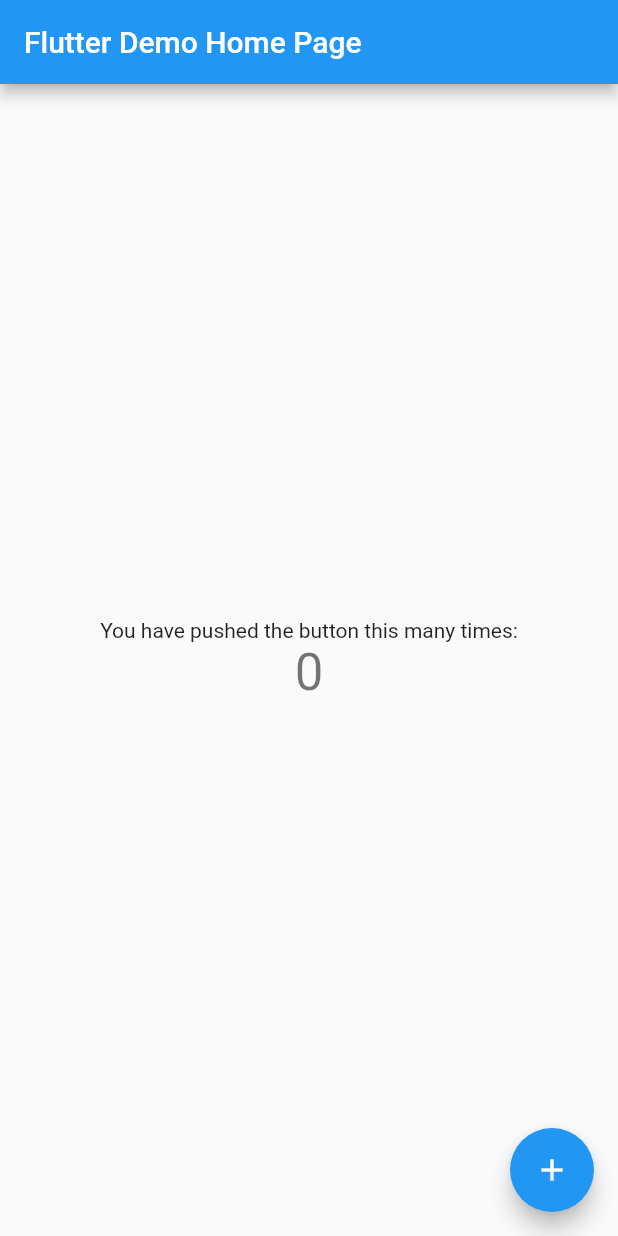
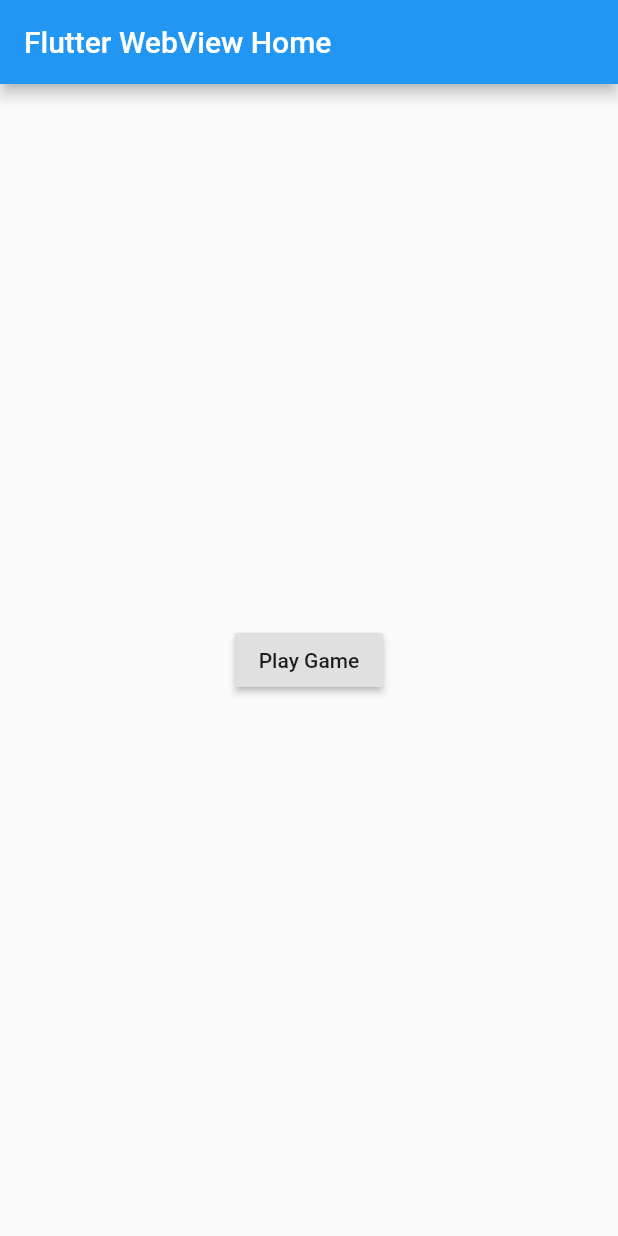
Before and after one commit to luanpotter/webview-poc, a Flutter app: the screen it shows after launch, on a phone screen of 412 x 824 dp. Run offline on Flutter 3.47's test engine with Material 2 defaults, Android fonts, the phone set to English and light mode, and no system bars; missing offline and left inert: flutter_webview_plugin.

Commit message:
simple webview

```diff
--- a/lib/main.dart
+++ b/lib/main.dart
@@ -1,40 +1,31 @@
 import 'package:flutter/material.dart';
+import 'package:flutter_webview_plugin/flutter_webview_plugin.dart';
 
 void main() => runApp(new MyApp());
 
 class MyApp extends StatelessWidget {
-  // This widget is the root of your application.
   @override
   Widget build(BuildContext context) {
     return new MaterialApp(
-      title: 'Flutter Demo',
+      title: 'Flutter WebView',
       theme: new ThemeData(
-        // This is the theme of your application.
-        //
-        // Try running your application with "flutter run". You'll see the
-        // application has a blue toolbar. Then, without quitting the app, try
-        // changing the primarySwatch below to Colors.green and then invoke
-        // "hot reload" (press "r" in the console where you ran "flutter run",
-        // or press Run > Flutter Hot Reload in IntelliJ). Notice that the
-        // counter didn't reset back to zero; the application is not restarted.
         primarySwatch: Colors.blue,
       ),
-      home: new MyHomePage(title: 'Flutter Demo Home Page'),
+      routes: {
+        '/': (_) => new MyHomePage(title: 'Flutter WebView Home'),
+        '/game': (_) => new WebviewScaffold(
+              url: 'https://www.google.com',
+              appBar: new AppBar(
+                title: new Text('Widget webview'),
+              ),
+            ),
+      },
     );
   }
 }
 
 class MyHomePage extends StatefulWidget {
   MyHomePage({Key key, this.title}) : super(key: key);
-
-  // This widget is the home page of your application. It is stateful, meaning
-  // that it has a State object (defined below) that contains fields that affect
-  // how it looks.
-
-  // This class is the configuration for the state. It holds the values (in this
-  // case the title) provided by the parent (in this case the App widget) and
-  // used by the build method of the State. Fields in a Widget subclass are
-  // always marked "final".
 
   final String title;
 
@@ -43,67 +34,17 @@ class MyHomePage extends StatefulWidget {
 }
 
 class _MyHomePageState extends State<MyHomePage> {
-  int _counter = 0;
-
-  void _incrementCounter() {
-    setState(() {
-      // This call to setState tells the Flutter framework that something has
-      // changed in this State, which causes it to rerun the build method below
-      // so that the display can reflect the updated values. If we changed
-      // _counter without calling setState(), then the build method would not be
-      // called again, and so nothing would appear to happen.
-      _counter++;
-    });
-  }
-
   @override
   Widget build(BuildContext context) {
-    // This method is rerun every time setState is called, for instance as done
-    // by the _incrementCounter method above.
-    //
-    // The Flutter framework has been optimized to make rerunning build methods
-    // fast, so that you can just rebuild anything that needs updating rather
-    // than having to individually change instances of widgets.
     return new Scaffold(
-      appBar: new AppBar(
-        // Here we take the value from the MyHomePage object that was created by
-        // the App.build method, and use it to set our appbar title.
-        title: new Text(widget.title),
-      ),
-      body: new Center(
-        // Center is a layout widget. It takes a single child and positions it
-        // in the middle of the parent.
-        child: new Column(
-          // Column is also layout widget. It takes a list of children and
-          // arranges them vertically. By default, it sizes itself to fit its
-          // children horizontally, and tries to be as tall as its parent.
-          //
-          // Invoke "debug paint" (press "p" in the console where you ran
-          // "flutter run", or select "Toggle Debug Paint" from the Flutter tool
-          // window in IntelliJ) to see the wireframe for each widget.
-          //
-          // Column has various properties to control how it sizes itself and
-          // how it positions its children. Here we use mainAxisAlignment to
-          // center the children vertically; the main axis here is the vertical
-          // axis because Columns are vertical (the cross axis would be
-          // horizontal).
-          mainAxisAlignment: MainAxisAlignment.center,
-          children: <Widget>[
-            new Text(
-              'You have pushed the button this many times:',
-            ),
-            new Text(
-              '$_counter',
-              style: Theme.of(context).textTheme.display1,
-            ),
-          ],
+        appBar: new AppBar(
+          title: new Text(widget.title),
         ),
-      ),
-      floatingActionButton: new FloatingActionButton(
-        onPressed: _incrementCounter,
-        tooltip: 'Increment',
-        child: new Icon(Icons.add),
-      ), // This trailing comma makes auto-formatting nicer for build methods.
-    );
+        body: new Center(
+          child: new RaisedButton(
+            child: new Text('Play Game'),
+            onPressed: () => Navigator.of(context).pushNamed('/game'),
+          ),
+        ));
   }
 }
```
Also changed, not shown: pubspec.yaml (+1 -44 lines).
